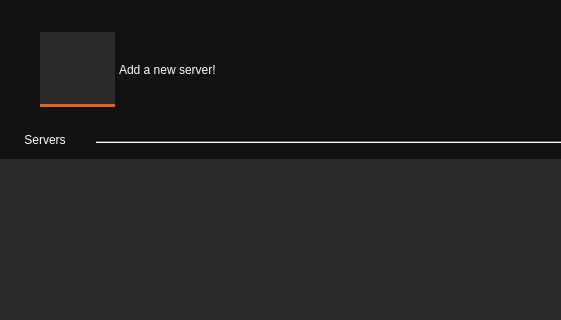
First picture: the form in ui/mainwindow.ui, repository metootem/TF2-Dedicated-Server-Manager, before the edit; both pictures show x 0 to 561 and y 0 to 320 of the 1000 by 640 pixel window.
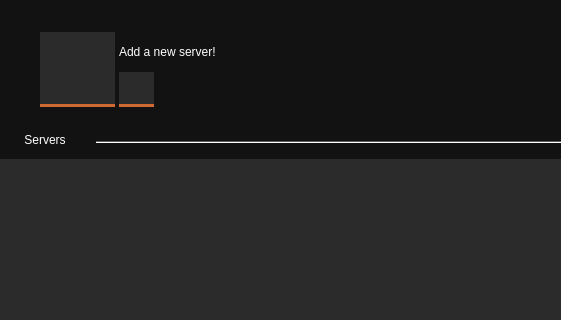
Second picture: the form after the edit. Icons and pictures are not drawn.

Commit message: Added a server tabs refresh button

```diff
--- a/ui/mainwindow.ui
+++ b/ui/mainwindow.ui
@@ -846,17 +846,25 @@
        </widget>
       </item>
       <item>
+       <layout class="QVBoxLayout" name="verticalLayout_3">
+        <property name="spacing">
+         <number>0</number>
+        </property>
+        <property name="rightMargin">
+         <number>0</number>
+        </property>
+        <item>
        <widget class="QLabel" name="lblAddServer">
         <property name="minimumSize">
          <size>
           <width>93</width>
-          <height>75</height>
+            <height>40</height>
          </size>
         </property>
         <property name="maximumSize">
          <size>
           <width>124</width>
-          <height>75</height>
+            <height>40</height>
          </size>
         </property>
         <property name="palette">
@@ -1188,6 +1196,54 @@
          <string>Add a new server!</string>
         </property>
        </widget>
+        </item>
+        <item>
+         <layout class="QHBoxLayout" name="horizontalLayout_4">
+          <property name="bottomMargin">
+           <number>0</number>
+          </property>
+          <item>
+           <widget class="QPushButton" name="btnReloadServers">
+            <property name="minimumSize">
+             <size>
+              <width>35</width>
+              <height>35</height>
+             </size>
+            </property>
+            <property name="maximumSize">
+             <size>
+              <width>35</width>
+              <height>35</height>
+             </size>
+            </property>
+            <property name="toolTip">
+             <string>Refresh server tabs</string>
+            </property>
+            <property name="text">
+             <string/>
+            </property>
+            <property name="icon">
+             <iconset resource="../resources.qrc">
+              <normaloff>:/icons/resources/Icons/Refresh.svg</normaloff>:/icons/resources/Icons/Refresh.svg</iconset>
+            </property>
+           </widget>
+          </item>
+          <item>
+           <spacer name="horizontalSpacer_5">
+            <property name="orientation">
+             <enum>Qt::Orientation::Horizontal</enum>
+            </property>
+            <property name="sizeHint" stdset="0">
+             <size>
+              <width>40</width>
+              <height>20</height>
+             </size>
+            </property>
+           </spacer>
+          </item>
+         </layout>
+        </item>
+       </layout>
       </item>
       <item>
        <spacer name="horizontalSpacer">
```
Lines whose indentation alone changed are shown as unchanged. The commit also changes 2 other files.
